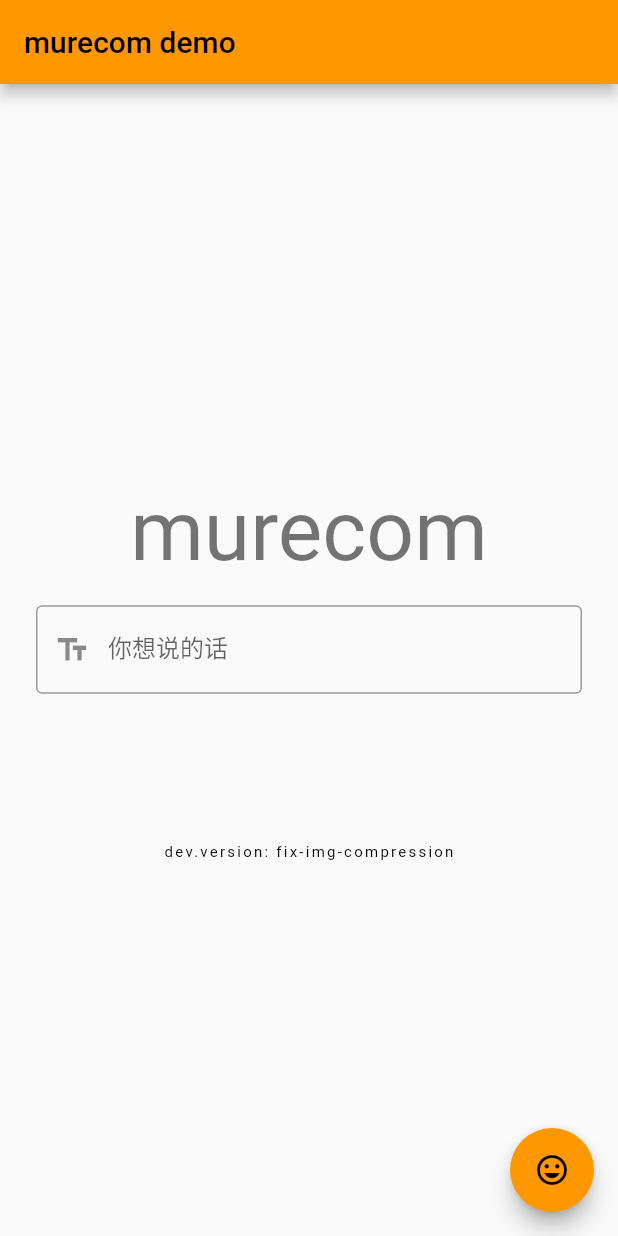
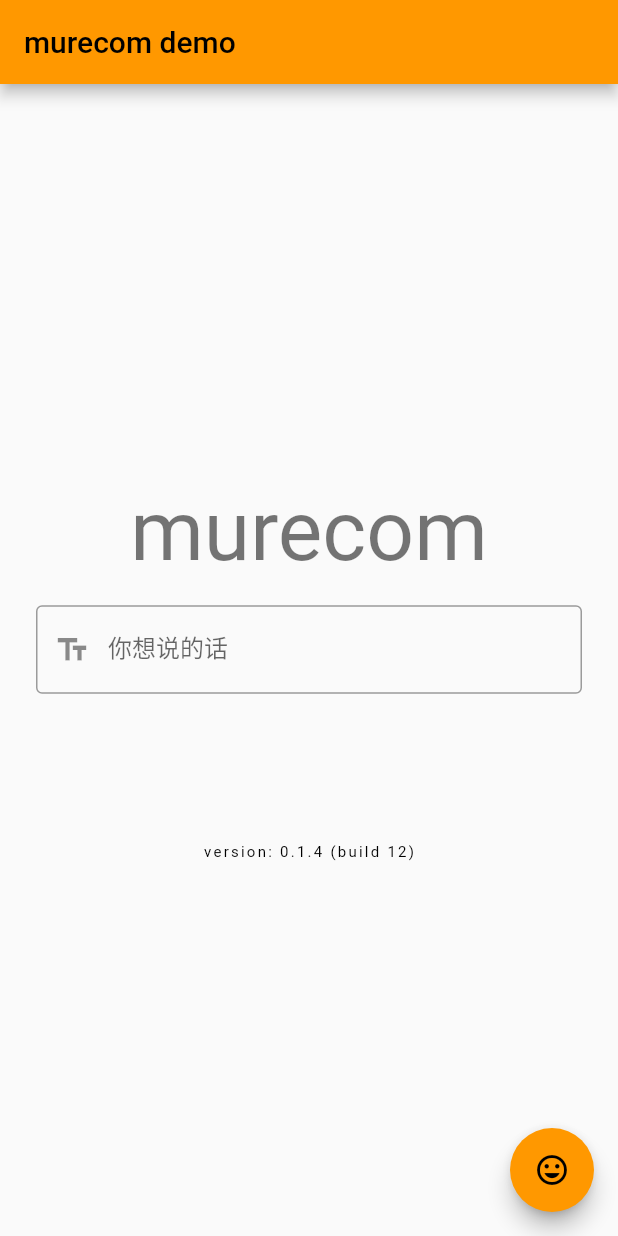
Before and after one commit to cdfmlr/murecom-demo-ui, a Flutter app: the screen it shows after launch, on a phone screen of 412 x 824 dp. Run offline on Flutter 3.47's test engine with Material 2 defaults, Android fonts, the phone set to English and light mode, and no system bars; our stand-ins replace fl_chart, image_picker, package_info_plus; missing offline and left inert: flutter_scatter, high_chart.

Commit message:
chore: icon (web only), version, app description

```diff
--- a/lib/main.dart
+++ b/lib/main.dart
@@ -7,6 +7,7 @@ import 'package:image_picker/image_picker.dart';
 
 import 'package:murecom/expandable_fab.dart';
 import 'package:murecom/recommend.dart';
+import 'package:package_info_plus/package_info_plus.dart';
 
 Future<void> main() async {
   runApp(const MyApp());
@@ -270,7 +271,17 @@ class _HomePageState extends State<HomePage> {
                     ),
 
               const SizedBox(height: 100),
-              Text('dev.version: fix-img-compression', style: Theme.of(context).textTheme.overline),
+              // Version
+              FutureBuilder(
+                  future: PackageInfo.fromPlatform(),
+                  builder: (context, snapshot) {
+                    if (snapshot.hasData) {
+                      var packageInfo = snapshot.data as PackageInfo;
+                      return Text('version: ${packageInfo.version} (build ${packageInfo.buildNumber})',
+                          style: Theme.of(context).textTheme.overline);
+                    }
+                    return Container();
+                  }),
             ],
           ),
         ),
```
Also changed, not shown: pubspec.yaml (+11 -2 lines), assets/icon/murecom-icon.png (added), pubspec.lock, 6 other files.
